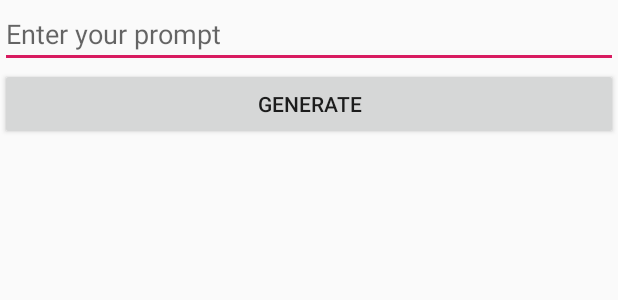
After one commit to Goutham-Erra0830/Android-Project, an Android app: the layout activity_gpt.xml on its own in the app's theme, with its tools: preview values and no code run, on a phone screen of 412 x 824 dp. The commit adds this screen. Shown: the top 300 px of the screen. Run offline under Robolectric (Android 15) with nearby library versions, the phone set to English and light mode, and no system bars.

Commit message:
Schedule Event changes

```diff
--- a/app/src/main/AndroidManifest.xml
+++ b/app/src/main/AndroidManifest.xml
@@ -13,6 +13,9 @@
         android:supportsRtl="true"
         android:theme="@style/AppTheme"
         tools:targetApi="31">
+        <activity
+            android:name=".GptActivity"
+            android:exported="false" />
         <activity
             android:name=".PlanEventActivity"
             android:exported="false" />
--- a/app/src/main/java/com/example/aep/PlayerActivity.java
+++ b/app/src/main/java/com/example/aep/PlayerActivity.java
@@ -30,6 +30,7 @@ public class PlayerActivity extends AppCompatActivity {
 
     }
 
+
     public void SportsRegistration(View view){
 
         Intent intent = new Intent(PlayerActivity.this, MainActivity.class);
@@ -39,6 +40,10 @@ public class PlayerActivity extends AppCompatActivity {
     public void SportsNews(View view)
     {
         Intent intent = new Intent(PlayerActivity.this, SportsNewsActivity.class);
+        startActivity(intent);
+    }
+    public void GptActivity(View view){
+        Intent intent = new Intent(PlayerActivity.this, GptActivity.class);
         startActivity(intent);
     }
 
--- /dev/null
+++ b/app/src/main/res/layout/activity_gpt.xml
@@ -0,0 +1,27 @@
+<?xml version="1.0" encoding="utf-8"?>
+<RelativeLayout xmlns:android="http://schemas.android.com/apk/res/android"
+    xmlns:tools="http://schemas.android.com/tools"
+    android:layout_width="match_parent"
+    android:layout_height="match_parent"
+    tools:context=".GptActivity">
+
+    <EditText
+        android:id="@+id/userInputEditText"
+        android:layout_width="match_parent"
+        android:layout_height="wrap_content"
+        android:hint="Enter your prompt"/>
+
+    <Button
+        android:id="@+id/generateButton"
+        android:layout_width="match_parent"
+        android:layout_height="wrap_content"
+        android:layout_below="@id/userInputEditText"
+        android:text="Generate"/>
+
+    <TextView
+        android:id="@+id/generatedTextTextView"
+        android:layout_width="match_parent"
+        android:layout_height="wrap_content"
+        android:layout_below="@id/generateButton"
+        android:padding="16dp"/>
+</RelativeLayout>
--- a/app/src/main/res/layout/activity_player.xml
+++ b/app/src/main/res/layout/activity_player.xml
@@ -133,6 +133,7 @@
             app:layout_constraintTop_toTopOf="parent"
             app:cardCornerRadius="8dp"
             app:cardElevation="4dp"
+            android:onClick="GptActivity"
             app:cardUseCompatPadding="true">
 
             <!-- Dashboard Item 3 Content -->
--- a/gradle.properties
+++ b/gradle.properties
@@ -19,3 +19,5 @@ android.useAndroidX=true
 # resources declared in the library itself and none from the library's dependencies,
 # thereby reducing the size of the R class for that library
 android.nonTransitiveRClass=true
+#Gpt-3 key
+OPENAI_API_KEY=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
```
Also changed, not shown: app/build.gradle.kts (+6 -3 lines), app/src/main/java/com/example/aep/GptActivity.java (added, +98 -0 lines).
